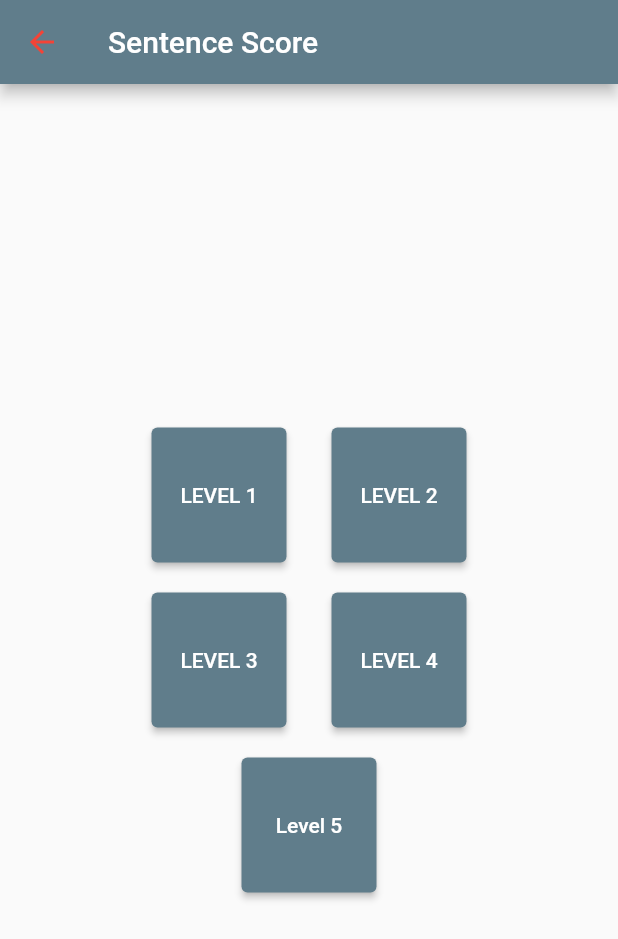
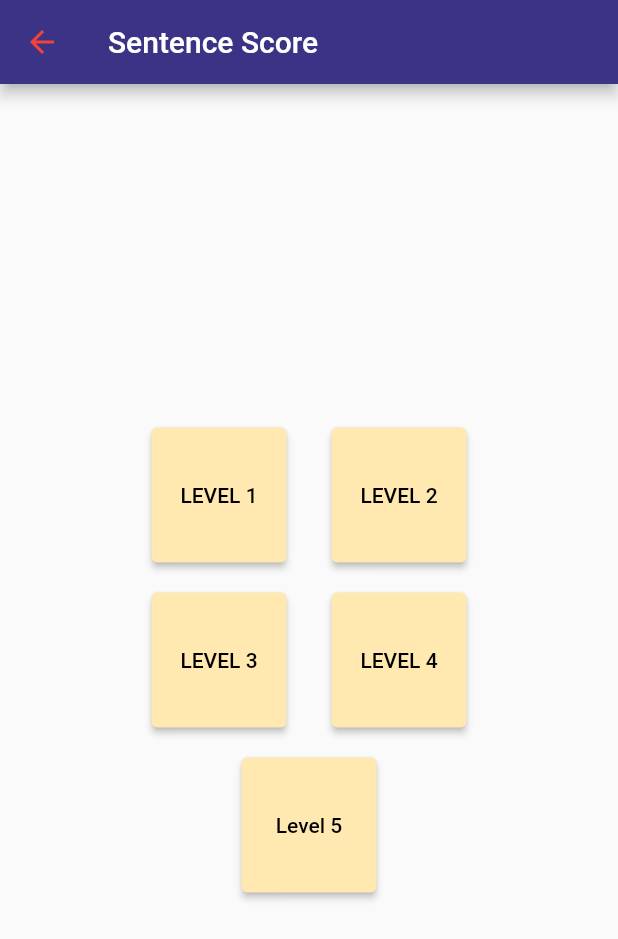
Before and after one commit to pamotinggi/kidlearningflutter, a Flutter app: the ScoreMain screen opened directly, after a tap on "Sentence Score", on a phone screen of 412 x 824 dp. Shown: the top 939 px of the screen. Run offline on Flutter 3.47's test engine with Material 2 defaults, Android fonts, the phone set to English and light mode, and no system bars; our stand-ins replace audioplayers, cloud_firestore, eva_icons_flutter, firebase_auth, firebase_core, flutter_speed_dial and 3 more; accounts and stored records are empty.

Commit message:
update ui(appbar)

```diff
--- a/lib/screen/profile_extension/score_main.dart
+++ b/lib/screen/profile_extension/score_main.dart
@@ -16,6 +16,7 @@ class _ScoreMainState extends State<ScoreMain> {
   Widget build(BuildContext context) {
     return Scaffold(
       appBar: AppBar(
+        backgroundColor: Color(0xff3B3486),
         leading: IconButton(
           icon: Icon(
             Icons.arrow_back,
@@ -39,7 +40,7 @@ class _ScoreMainState extends State<ScoreMain> {
                 height: 170,
                 child: ElevatedButton(
                   style: ElevatedButton.styleFrom(
-                    primary: Colors.blue,
+                    primary: Color(0xffFFE9B1),
                   ),
                   onPressed: () {
                     Navigator.of(context).pushReplacement(MaterialPageRoute(
@@ -50,6 +51,7 @@ class _ScoreMainState extends State<ScoreMain> {
                       "Sentence Score",
                       style: TextStyle(
                         fontSize: 30,
+                        color: Colors.black,
                         fontWeight: FontWeight.bold,
                       ),
                     ),
@@ -62,7 +64,7 @@ class _ScoreMainState extends State<ScoreMain> {
                 height: 170,
                 child: ElevatedButton(
                   style: ElevatedButton.styleFrom(
-                    primary: Colors.blue,
+                    primary: Color(0xffFFE9B1),
                   ),
                   onPressed: () {
                     Navigator.of(context).pushReplacement(MaterialPageRoute(
@@ -72,6 +74,7 @@ class _ScoreMainState extends State<ScoreMain> {
                     "Game Score",
                     style: TextStyle(
                       fontSize: 30,
+                      color: Colors.black,
                       fontWeight: FontWeight.bold,
                     ),
                   ),
--- a/lib/screen/profile_extension/sentencescoremain.dart
+++ b/lib/screen/profile_extension/sentencescoremain.dart
@@ -19,14 +19,15 @@ class _SentenceScoreMainState extends State<SentenceScoreMain> {
   Widget build(BuildContext context) {
     return Scaffold(
       appBar: AppBar(
+        backgroundColor: Color(0xff3B3486),
         leading: IconButton(
           icon: Icon(
             Icons.arrow_back,
             color: Colors.red,
           ),
-          onPressed: (){
-            Navigator.of(context).push(
-                MaterialPageRoute(builder: (context) => ScoreMain()));
+          onPressed: () {
+            Navigator.of(context)
+                .push(MaterialPageRoute(builder: (context) => ScoreMain()));
           },
         ),
         title: Text("Sentence Score"),
@@ -44,11 +45,19 @@ class _SentenceScoreMainState extends State<SentenceScoreMain> {
                     height: 90,
                     width: 90,
                     child: ElevatedButton(
+                      style: ElevatedButton.styleFrom(
+                        primary: Color(0xffFFE9B1),
+                      ),
                       onPressed: () {
                         Navigator.of(context).pushReplacement(MaterialPageRoute(
                             builder: (context) => Senscorelvl1()));
                       },
-                      child: Text("LEVEL 1"),
+                      child: Text(
+                        "LEVEL 1",
+                        style: TextStyle(
+                          color: Colors.black,
+                        ),
+                      ),
                     ),
                   ),
                   SizedBox(width: 30),
@@ -56,11 +65,19 @@ class _SentenceScoreMainState extends State<SentenceScoreMain> {
                     height: 90,
                     width: 90,
                     child: ElevatedButton(
+                      style: ElevatedButton.styleFrom(
+                        primary: Color(0xffFFE9B1),
+                      ),
                       onPressed: () {
                         Navigator.of(context).pushReplacement(MaterialPageRoute(
                             builder: (context) => Senscorelvl2()));
                       },
-                      child: Text("LEVEL 2"),
+                      child: Text(
+                        "LEVEL 2",
+                        style: TextStyle(
+                          color: Colors.black,
+                        ),
+                      ),
                     ),
                   ),
                 ],
@@ -73,11 +90,19 @@ class _SentenceScoreMainState extends State<SentenceScoreMain> {
                     height: 90,
                     width: 90,
                     child: ElevatedButton(
+                      style: ElevatedButton.styleFrom(
+                        primary: Color(0xffFFE9B1),
+                      ),
                       onPressed: () {
                         Navigator.of(context).pushReplacement(MaterialPageRoute(
                             builder: (context) => Senscorelvl3()));
                       },
-                      child: Text("LEVEL 3"),
+                      child: Text(
+                        "LEVEL 3",
+                        style: TextStyle(
+                          color: Colors.black,
+                        ),
+                      ),
                     ),
                   ),
                   SizedBox(width: 30),
@@ -85,11 +110,19 @@ class _SentenceScoreMainState extends State<SentenceScoreMain> {
                     height: 90,
                     width: 90,
                     child: ElevatedButton(
+                      style: ElevatedButton.styleFrom(
+                        primary: Color(0xffFFE9B1),
+                      ),
                       onPressed: () {
                         Navigator.of(context).pushReplacement(MaterialPageRoute(
                             builder: (context) => Senscorelvl4()));
                       },
-                      child: Text("LEVEL 4"),
+                      child: Text(
+                        "LEVEL 4",
+                        style: TextStyle(
+                          color: Colors.black,
+                        ),
+                      ),
                     ),
                   ),
                 ],
@@ -99,11 +132,19 @@ class _SentenceScoreMainState extends State<SentenceScoreMain> {
                 width: 90,
                 height: 90,
                 child: ElevatedButton(
+                  style: ElevatedButton.styleFrom(
+                    primary: Color(0xffFFE9B1),
+                  ),
                   onPressed: () {
                     Navigator.of(context).pushReplacement(MaterialPageRoute(
                         builder: (context) => Senscorelvl5()));
                   },
-                  child: Text("Level 5"),
+                  child: Text(
+                    "Level 5",
+                    style: TextStyle(
+                      color: Colors.black,
+                    ),
+                  ),
                 ),
               ),
             ],
--- a/lib/screen/viewdata/senscorelvl1.dart
+++ b/lib/screen/viewdata/senscorelvl1.dart
@@ -38,6 +38,7 @@ class _Senscorelvl1State extends State<Senscorelvl1> {
   Widget build(BuildContext context) {
     return Scaffold(
       appBar: AppBar(
+        backgroundColor: Color(0xff3B3486),
         leading: IconButton(
           icon: Icon(
             Icons.arrow_back,
--- a/lib/screen/viewdata/senscorelvl2.dart
+++ b/lib/screen/viewdata/senscorelvl2.dart
@@ -39,6 +39,7 @@ class _Senscorelvl2State extends State<Senscorelvl2> {
   Widget build(BuildContext context) {
     return Scaffold(
       appBar: AppBar(
+        backgroundColor: Color(0xff3B3486),
         leading: IconButton(
           icon: Icon(
             Icons.arrow_back,
--- a/lib/screen/viewdata/senscorelvl3.dart
+++ b/lib/screen/viewdata/senscorelvl3.dart
@@ -39,6 +39,7 @@ class _Senscorelvl3State extends State<Senscorelvl3> {
   Widget build(BuildContext context) {
     return Scaffold(
       appBar: AppBar(
+        backgroundColor: Color(0xff3B3486),
         leading: IconButton(
           icon: Icon(
             Icons.arrow_back,
--- a/lib/screen/viewdata/senscorelvl4.dart
+++ b/lib/screen/viewdata/senscorelvl4.dart
@@ -39,6 +39,7 @@ class _Senscorelvl4State extends State<Senscorelvl4> {
   Widget build(BuildContext context) {
     return Scaffold(
       appBar: AppBar(
+        backgroundColor: Color(0xff3B3486),
         leading: IconButton(
           icon: Icon(
             Icons.arrow_back,
--- a/lib/screen/viewdata/senscorelvl5.dart
+++ b/lib/screen/viewdata/senscorelvl5.dart
@@ -39,6 +39,7 @@ class _Senscorelvl5State extends State<Senscorelvl5> {
   Widget build(BuildContext context) {
     return Scaffold(
       appBar: AppBar(
+        backgroundColor: Color(0xff3B3486),
         leading: IconButton(
           icon: Icon(
             Icons.arrow_back,
```
